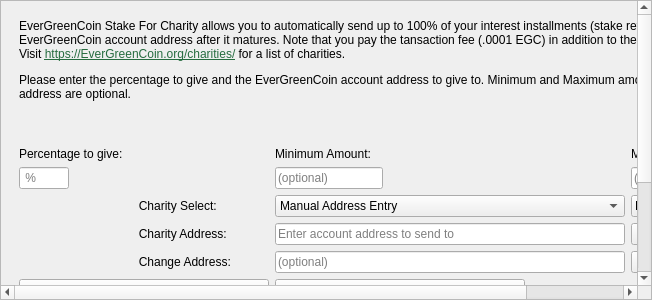
Old version of the form src/qt/forms/charitydialog.ui in the repository EverGreenCoinDev/EverGreenCoin.
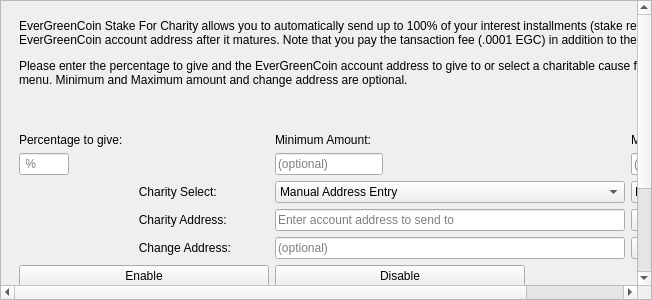
New version of the form. Icons and pictures are not drawn.

What changed in the file:
```diff
--- a/src/qt/forms/charitydialog.ui
+++ b/src/qt/forms/charitydialog.ui
@@ -47,7 +47,7 @@
       <property name="geometry">
        <rect>
         <x>0</x>
-        <y>-174</y>
+        <y>0</y>
         <width>773</width>
         <height>458</height>
        </rect>
@@ -94,7 +94,7 @@
              <number>1</number>
             </property>
             <property name="text">
-             <string>&lt;html&gt;&lt;head/&gt;&lt;body&gt;&lt;p&gt;EverGreenCoin Stake For Charity allows you to automatically send up to 100% of your interest installments (stake rewards) to another EverGreenCoin account address after it matures. Note that you pay the tansaction fee (.0001 EGC) in addition to the percentage.&lt;br/&gt;Visit &lt;a href=&quot;https://EverGreenCoin.org/charities/&quot;&gt;&lt;span style=&quot; text-decoration: underline; color:#266c3f;&quot;&gt;https://EverGreenCoin.org/charities/&lt;/span&gt;&lt;/a&gt; for a list of charities.&lt;/p&gt;&lt;p&gt;Please enter the percentage to give and the EverGreenCoin account address to give to. Minimum and Maximum amount and change address are optional.&lt;/p&gt;&lt;p&gt;&lt;br/&gt;&lt;/p&gt;&lt;/body&gt;&lt;/html&gt;</string>
+             <string>&lt;html&gt;&lt;head/&gt;&lt;body&gt;&lt;p&gt;EverGreenCoin Stake For Charity allows you to automatically send up to 100% of your interest installments (stake rewards) to another EverGreenCoin account address after it matures. Note that you pay the tansaction fee (.0001 EGC) in addition to the percentage.&lt;/p&gt;&lt;p&gt;Please enter the percentage to give and the EverGreenCoin account address to give to or select a charitable cause from the drop-down menu. Minimum and Maximum amount and change address are optional.&lt;/p&gt;&lt;p&gt;&lt;br/&gt;&lt;/p&gt;&lt;/body&gt;&lt;/html&gt;</string>
             </property>
             <property name="alignment">
              <set>Qt::AlignLeading|Qt::AlignLeft|Qt::AlignTop</set>
```
